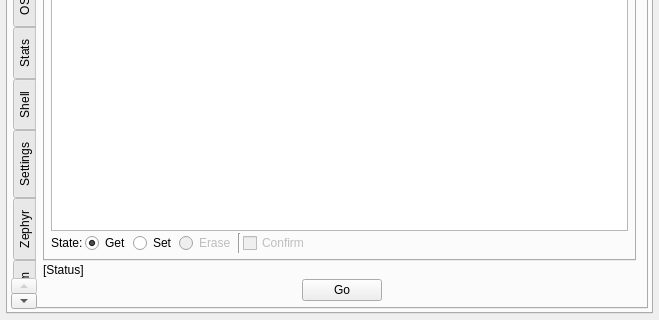
Old version of the form plugins/mcumgr/form.ui in the repository thedjnK/AuTerm; both pictures show x 0 to 659 and y 183 to 503 of the 659 by 503 pixel window.
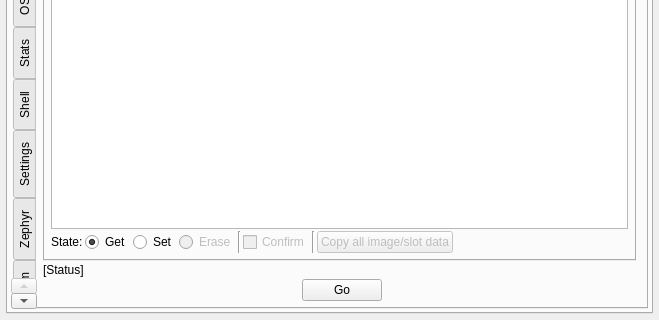
New version of the form. The open tabs and pages were chosen to show the change. Custom widgets are drawn as their Qt base class.

Commit message: plugins: mcumgr: Implement img mgmt slot state copy functionality

What changed in the file:
```diff
--- a/plugins/mcumgr/form.ui
+++ b/plugins/mcumgr/form.ui
@@ -519,6 +519,23 @@
                    </property>
                   </widget>
                  </item>
+                 <item>
+                  <widget class="Line" name="line_10">
+                   <property name="orientation">
+                    <enum>Qt::Orientation::Vertical</enum>
+                   </property>
+                  </widget>
+                 </item>
+                 <item>
+                  <widget class="QPushButton" name="btn_img_copy_all_slot_data">
+                   <property name="enabled">
+                    <bool>false</bool>
+                   </property>
+                   <property name="text">
+                    <string>Copy all image/slot data</string>
+                   </property>
+                  </widget>
+                 </item>
                  <item>
                   <spacer name="horizontalSpacer_5">
                    <property name="orientation">
```
Left out of the diff: 2 changed lines with no effect on the pictures. The commit also changes 4 other files.
